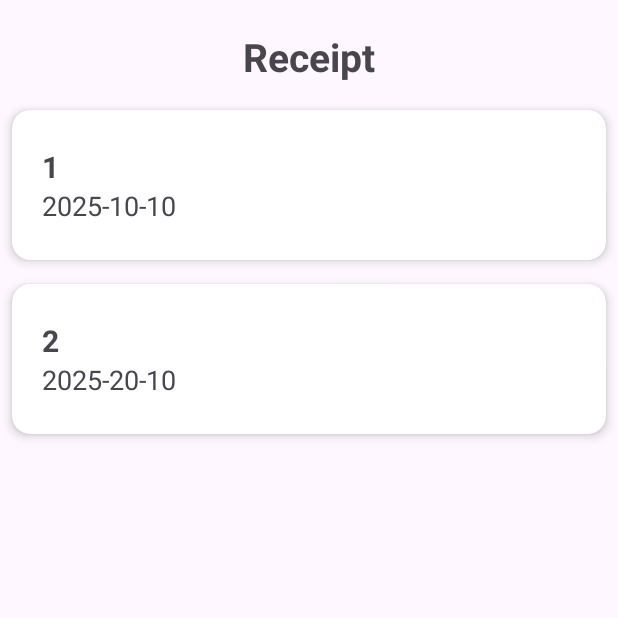
After one commit to BrandonLi03/LaundryHub, an Android app: the TransactionPage screen opened directly, with no data from a screen before it, on a phone screen of 412 x 824 dp, the top half of it. The commit adds this screen. Run offline under Robolectric (Android 15) with nearby library versions, the phone set to English and light mode, and no system bars.

Commit message:
29/05/2025

```diff
--- a/app/build.gradle.kts
+++ b/app/build.gradle.kts
@@ -33,6 +33,9 @@ android {
     kotlinOptions {
         jvmTarget = "1.8"
     }
+    buildFeatures {
+        viewBinding = true
+    }
 }
 
 dependencies {
--- a/app/src/main/AndroidManifest.xml
+++ b/app/src/main/AndroidManifest.xml
@@ -13,6 +13,12 @@
         android:theme="@style/Theme.LaundryHub"
         tools:targetApi="31">
         <activity
+            android:name=".Page.DetailPage"
+            android:exported="false" />
+        <activity
+            android:name=".Page.TransactionPage"
+            android:exported="false" />
+        <activity
             android:name=".MainActivity"
             android:exported="true">
             <intent-filter>
--- /dev/null
+++ b/app/src/main/java/com/example/laundryhub/Adapter/TransactionAdapter.kt
@@ -0,0 +1,44 @@
+package com.example.laundryhub.Adapter
+
+import android.view.LayoutInflater
+import android.view.View
+import android.view.ViewGroup
+import android.widget.TextView
+import androidx.cardview.widget.CardView
+import androidx.recyclerview.widget.RecyclerView
+import com.example.laundryhub.Model.Transaction
+import com.example.laundryhub.R
+
+class TransactionAdapter(private val transactionList: ArrayList<Transaction>, private val itemClickListener: OnItemClickListener) : RecyclerView.Adapter<TransactionAdapter.ViewHolder>() {
+
+    interface OnItemClickListener {
+        fun onItemClick(transaction: Transaction)
+    }
+
+    class ViewHolder(itemView: View) : RecyclerView.ViewHolder(itemView) {
+        private var receiptCode = itemView.findViewById<TextView>(R.id.tv_receipt_code)
+        private var date = itemView.findViewById<TextView>(R.id.tv_date)
+        private var cardView = itemView.findViewById<CardView>(R.id.cv_transaction)
+
+        fun bind(transaction: Transaction, clickListener: OnItemClickListener){
+            receiptCode.text =transaction.receiptCode.toString()
+            date.text = transaction.dropDate
+            cardView.setOnClickListener {
+                clickListener.onItemClick(transaction)
+            }
+        }
+    }
+
+    override fun onCreateViewHolder(parent: ViewGroup, viewType: Int): ViewHolder {
+        val view =LayoutInflater.from(parent.context).inflate(R.layout.transaction_card, parent, false)
+        return ViewHolder(view)
+    }
+
+    override fun getItemCount(): Int {
+        return transactionList.size
+    }
+
+    override fun onBindViewHolder(holder: ViewHolder, position: Int) {
+        holder.bind(transactionList[position], itemClickListener)
+    }
+}
--- /dev/null
+++ b/app/src/main/java/com/example/laundryhub/Database/DatabaseHelper.kt
@@ -0,0 +1,107 @@
+package com.example.laundryhub.Database
+
+import android.content.Context
+import android.database.sqlite.SQLiteDatabase
+import android.database.sqlite.SQLiteOpenHelper
+import com.example.laundryhub.Model.Transaction
+import com.example.laundryhub.Model.DetailTransaction
+
+class DatabaseHelper(var context: Context): SQLiteOpenHelper(context, "LaundryHub", null, 1) {
+    fun createUser(db: SQLiteDatabase?){
+        val createUserTable = "create table if not exists users(userId integer primary key autoincrement," +
+                "username text, " +
+                "password text, " +
+                "phoneNumber integer)"
+        db?.execSQL(createUserTable)
+    }
+
+    fun createTransaction(db: SQLiteDatabase?){
+        val createTransactionTable = "create table if not exists transactions(receiptCode integer primary key autoincrement," +
+                "userId integer, " +
+                "dropDate text," +
+                "pickUpDate text, " +
+                "foreign key(userId) references users(userId))"
+        db?.execSQL(createTransactionTable)
+    }
+
+    fun createTransactionItems(db: SQLiteDatabase?){
+        val createTransactionItemsTable = "create table if not exists transactionItems(itemId integer primary key autoincrement," +
+                "receiptCode integer," +
+                "clothing text," +
+                "quantity integer," +
+                "foreign key(receiptCode) references transactions(receiptCode))"
+        db?.execSQL(createTransactionItemsTable)
+    }
+
+    fun insertTransactionDummy(db: SQLiteDatabase?){
+        val insertTransaction = "insert into transactions(receiptCode, userId, dropDate, pickUpDate) values(null, 1, '2025-10-10', '2025-12-10'), " +
+                "(null, 1, '2025-20-10', '2025-25-10')"
+        db?.execSQL(insertTransaction)
+    }
+
+    fun insertItemsDummy(db: SQLiteDatabase?){
+        val insertItems = "insert into transactionItems(itemId, receiptCode, clothing, quantity) values(null, 1, 'Shirt', 2), " +
+                "(null, 1, 'Pants', 4)"
+        db?.execSQL(insertItems)
+    }
+
+    override fun onCreate(db: SQLiteDatabase?) {
+        createUser(db)
+        createTransaction(db)
+        createTransactionItems(db)
+
+        insertTransactionDummy(db)
+        insertItemsDummy(db)
+    }
+
+    fun getTransaction(userId: Int): ArrayList<Transaction> {
+        val transactionList = ArrayList<Transaction>()
+
+        val db = readableDatabase
+        val query = "select receiptCode, dropDate, pickUpDate from transactions where userId = ?"
+
+        val cursor = db.rawQuery(query, arrayOf(userId.toString()))
+        if (cursor.moveToFirst()) {
+            do {
+                val transaction = Transaction()
+                transaction.receiptCode = cursor.getInt(cursor.getColumnIndexOrThrow("receiptCode"))
+                transaction.dropDate = cursor.getString(cursor.getColumnIndexOrThrow("dropDate"))
+                transaction.pickUpDate = cursor.getString(cursor.getColumnIndexOrThrow("pickUpDate"))
+                transactionList.add(transaction)
+            } while (cursor.moveToNext())
+        }
+
+        cursor.close()
+        db.close()
+        return transactionList
+    }
+
+    fun getItems(receiptCode: Int): ArrayList<DetailTransaction> {
+        val itemList = ArrayList<DetailTransaction>()
+
+        val db = readableDatabase
+        val query = "select clothing, quantity from transactionItems where receiptCode = ?"
+
+        val cursor = db.rawQuery(query, arrayOf(receiptCode.toString()))
+        if(cursor.moveToFirst()) {
+            do{
+                val items = DetailTransaction()
+                items.clothing = cursor.getString(cursor.getColumnIndexOrThrow("clothing"))
+                items.quantity = cursor.getInt(cursor.getColumnIndexOrThrow("quantity"))
+                itemList.add(items)
+            } while (cursor.moveToNext())
+        }
+        cursor.close()
+        db.close()
+        return itemList
+    }
+
+    override fun onUpgrade(db: SQLiteDatabase?, oldVersion: Int, newVersion: Int) {
+        db?.execSQL("drop table if exists users")
+        db?.execSQL("drop table if exists transactions")
+        db?.execSQL("drop table if exists transactionItems")
+
+        onCreate(db)
+    }
+
+}
--- /dev/null
+++ b/app/src/main/java/com/example/laundryhub/Model/DetailTransaction.kt
@@ -0,0 +1,6 @@
+package com.example.laundryhub.Model
+
+class DetailTransaction(
+    var quantity: Int = 0,
+    var clothing: String = ""
+)
--- /dev/null
+++ b/app/src/main/java/com/example/laundryhub/Model/Transaction.kt
@@ -0,0 +1,7 @@
+package com.example.laundryhub.Model
+
+class Transaction(
+    var receiptCode: Int = 0,
+    var dropDate: String = "",
+    var pickUpDate: String = ""
+)
--- /dev/null
+++ b/app/src/main/java/com/example/laundryhub/Page/TransactionPage.kt
@@ -0,0 +1,50 @@
+package com.example.laundryhub.Page
+
+import android.content.Intent
+import android.os.Bundle
+import android.util.Log
+import androidx.activity.enableEdgeToEdge
+import androidx.appcompat.app.AppCompatActivity
+import androidx.recyclerview.widget.LinearLayoutManager
+import androidx.recyclerview.widget.RecyclerView
+import com.example.laundryhub.Adapter.TransactionAdapter
+import com.example.laundryhub.Database.DatabaseHelper
+import com.example.laundryhub.Model.Transaction
+import com.example.laundryhub.databinding.ActivityTransactionPageBinding
+
+class TransactionPage : AppCompatActivity(), TransactionAdapter.OnItemClickListener {
+
+    private lateinit var transactionRecyclerView: RecyclerView
+    private lateinit var databaseHelper: DatabaseHelper
+    private lateinit var transactionAdapter: TransactionAdapter
+    private lateinit var binding: ActivityTransactionPageBinding
+
+    override fun onCreate(savedInstanceState: Bundle?) {
+        super.onCreate(savedInstanceState)
+        enableEdgeToEdge()
+        binding = ActivityTransactionPageBinding.inflate(layoutInflater)
+        setContentView(binding.root)
+
+        databaseHelper = DatabaseHelper(this)
+        transactionRecyclerView = binding.rvTransaction
+
+        setUpRecycler()
+    }
+
+    private fun setUpRecycler() {
+        val arrayList = databaseHelper.getTransaction(1)
+        Log.d("DEBUG", "Total receipt: ${arrayList.size} user: 1")
+        transactionAdapter = TransactionAdapter(arrayList, this)
+        transactionRecyclerView.layoutManager = LinearLayoutManager(this)
+        transactionRecyclerView.adapter = transactionAdapter
+    }
+
+    override fun onItemClick(transaction: Transaction) {
+        Log.d("TransactionPage", "Clicked: ${transaction.receiptCode}")
+        val intent = Intent(this, DetailPage::class.java)
+        intent.putExtra("receipCode", transaction.receiptCode)
+        intent.putExtra("dropDate", transaction.dropDate)
+        intent.putExtra("pickUpDate", transaction.pickUpDate)
+        startActivity(intent)
+    }
+}
--- /dev/null
+++ b/app/src/main/res/layout/activity_transaction_page.xml
@@ -0,0 +1,35 @@
+<?xml version="1.0" encoding="utf-8"?>
+<androidx.constraintlayout.widget.ConstraintLayout xmlns:android="http://schemas.android.com/apk/res/android"
+    xmlns:app="http://schemas.android.com/apk/res-auto"
+    xmlns:tools="http://schemas.android.com/tools"
+    android:id="@+id/main"
+    android:layout_width="match_parent"
+    android:layout_height="match_parent"
+    tools:context=".Page.TransactionPage">
+
+    <TextView
+        android:id="@+id/tv_transaction_title"
+        android:layout_width="wrap_content"
+        android:layout_height="wrap_content"
+        android:text="Receipt"
+        android:textSize="26sp"
+        android:textStyle="bold"
+        android:gravity="center"
+        android:layout_marginTop="20dp"
+        app:layout_constraintStart_toStartOf="parent"
+        app:layout_constraintEnd_toEndOf="parent"
+        app:layout_constraintTop_toTopOf="parent"/>
+
+    <androidx.recyclerview.widget.RecyclerView
+        android:id="@+id/rv_transaction"
+        android:layout_width="match_parent"
+        android:layout_height="0dp"
+        android:layout_marginVertical="10dp"
+        app:layout_constraintStart_toStartOf="parent"
+        app:layout_constraintEnd_toEndOf="parent"
+        app:layout_constraintTop_toBottomOf="@+id/tv_transaction_title"
+        app:layout_constraintBottom_toBottomOf="parent"
+        />
+
+
+</androidx.constraintlayout.widget.ConstraintLayout>
--- /dev/null
+++ b/app/src/main/res/layout/transaction_card.xml
@@ -0,0 +1,38 @@
+<?xml version="1.0" encoding="utf-8"?>
+<androidx.cardview.widget.CardView xmlns:android="http://schemas.android.com/apk/res/android"
+    xmlns:app="http://schemas.android.com/apk/res-auto"
+    android:id="@+id/cv_transaction"
+    android:layout_height="100dp"
+    android:layout_width="match_parent"
+    android:layout_margin="8dp"
+    app:cardCornerRadius="12dp"
+    app:cardElevation="4dp"
+    app:cardBackgroundColor="@color/white">
+
+    <LinearLayout
+        android:layout_width="match_parent"
+        android:layout_height="wrap_content"
+        android:orientation="vertical"
+        android:layout_gravity="center_vertical"
+        android:padding="20dp">
+
+        <TextView
+            android:id="@+id/tv_receipt_code"
+            android:layout_width="wrap_content"
+            android:layout_height="wrap_content"
+            android:text="Receipt Code"
+            android:textSize="20sp"
+            android:textStyle="bold"
+            />
+
+        <TextView
+            android:id="@+id/tv_date"
+            android:layout_width="wrap_content"
+            android:layout_height="wrap_content"
+            android:text="date-month-year"
+            android:textSize="18sp"
+            />
+
+    </LinearLayout>
+
+</androidx.cardview.widget.CardView>
--- a/app/src/main/res/values/colors.xml
+++ b/app/src/main/res/values/colors.xml
@@ -2,4 +2,6 @@
 <resources>
     <color name="black">#FF000000</color>
     <color name="white">#FFFFFFFF</color>
+    <color name="transparent">#00FFFFFF</color>
+    <color name="blue">#FF00CAFF</color>
 </resources>
--- /dev/null
+++ b/app/src/main/res/values/ids.xml
@@ -0,0 +1,4 @@
+<?xml version="1.0" encoding="utf-8"?>
+<resources>
+    <item name="transaction_title" type="id" />
+</resources>
```
Also changed, not shown: app/src/main/java/com/example/laundryhub/Adapter/TransactionItemsAdapter.kt (added, +35 -0 lines), app/src/main/java/com/example/laundryhub/MainActivity.kt (+9 -4 lines), app/src/main/java/com/example/laundryhub/Model/User.kt (added, +8 -0 lines), app/src/main/java/com/example/laundryhub/Page/DetailPage.kt (added, +57 -0 lines), app/src/main/res/drawable/detail_background.xml (added, +7 -0 lines), app/src/main/res/layout/activity_detail_page.xml (added, +130 -0 lines), app/src/main/res/layout/activity_main.xml (+9 -0 lines), app/src/main/res/layout/detail_card.xml (added, +43 -0 lines).
